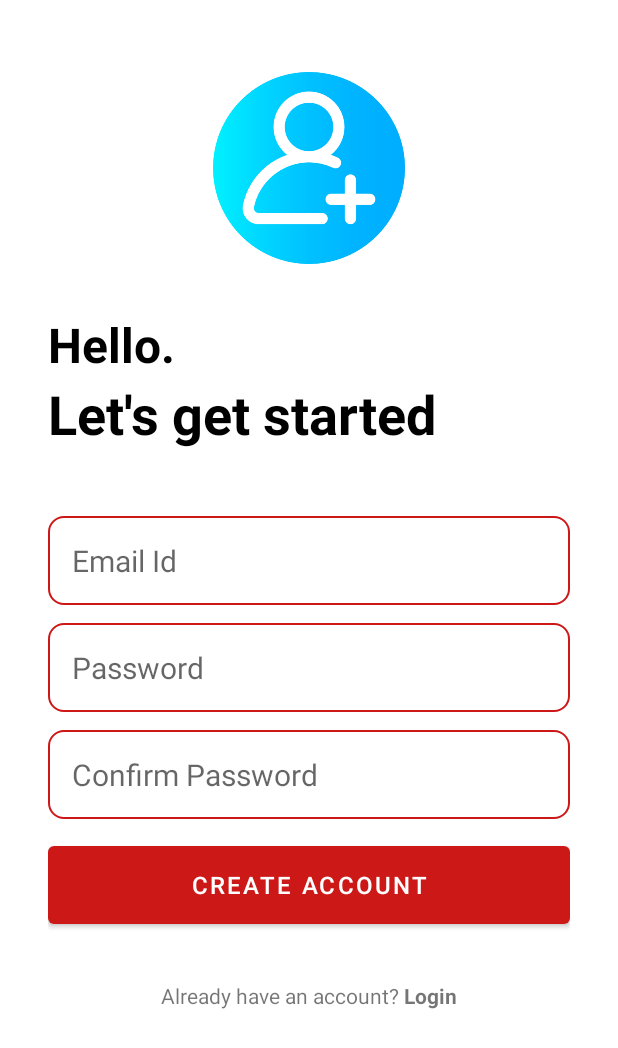
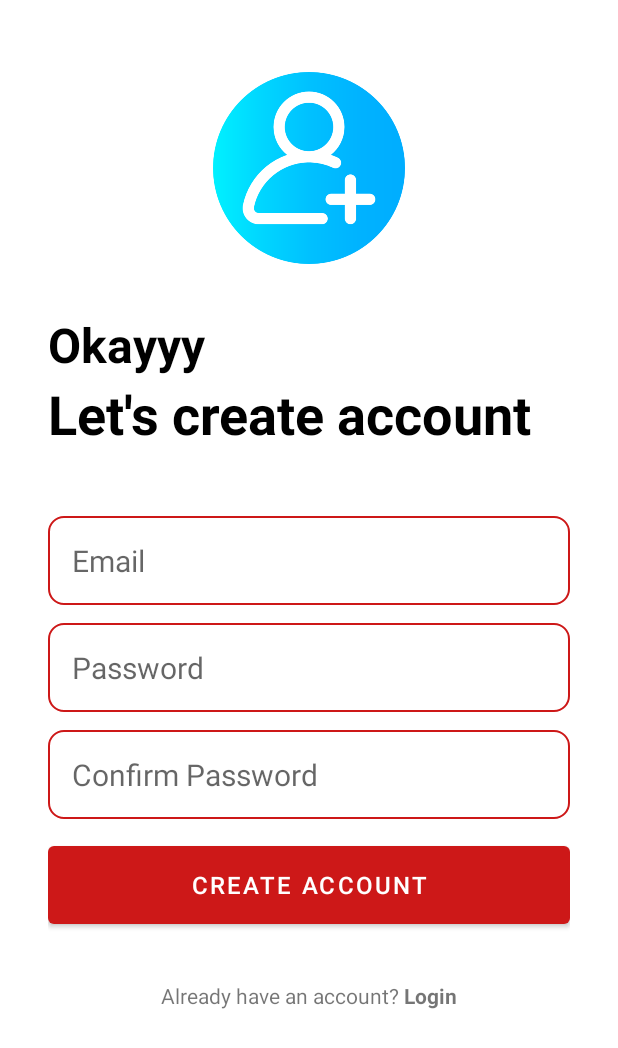
Before and after one commit to khiett/Moblie_DoAn, an Android app: the CreateAccountActivity screen opened directly, with no data from a screen before it, on a phone screen of 412 x 824 dp. Shown: the top 1048 px of the screen. Run offline under Robolectric (Android 15) with nearby library versions, the phone set to English and light mode, and no system bars; our stand-ins replace Firebase (no records; nobody signed in at launch, a user with empty details on screens opened directly).

Commit message:
edit text

```diff
--- a/NoteApp/app/src/main/res/layout/activity_create_account.xml
+++ b/NoteApp/app/src/main/res/layout/activity_create_account.xml
@@ -25,7 +25,7 @@
         <TextView
             android:layout_width="match_parent"
             android:layout_height="wrap_content"
-            android:text="Hello."
+            android:text="Okayyy"
             android:textStyle="bold"
             android:textSize="32sp"
             android:textColor="@color/black"/>
@@ -33,7 +33,7 @@
         <TextView
             android:layout_width="match_parent"
             android:layout_height="wrap_content"
-            android:text="Let's get started"
+            android:text="Let's create account"
             android:textStyle="bold"
             android:textSize="36sp"
             android:textColor="@color/black"/>
@@ -53,7 +53,7 @@
             android:layout_height="wrap_content"
             android:id="@+id/email_edit_text"
             android:inputType="textEmailAddress"
-            android:hint="Email Id"
+            android:hint="Email"
             android:textSize="20sp"
             android:background="@drawable/rounded_corner"
             android:padding="16dp"
--- a/NoteApp/app/src/main/res/layout/activity_login.xml
+++ b/NoteApp/app/src/main/res/layout/activity_login.xml
@@ -25,7 +25,7 @@
         <TextView
             android:layout_width="match_parent"
             android:layout_height="wrap_content"
-            android:text="Hello."
+            android:text="Heyyo. What's up?"
             android:textStyle="bold"
             android:textSize="32sp"
             android:textColor="@color/black"/>
@@ -53,7 +53,7 @@
             android:layout_height="wrap_content"
             android:id="@+id/email_edit_text"
             android:inputType="textEmailAddress"
-            android:hint="Email Id"
+            android:hint="Email"
             android:textSize="20sp"
             android:background="@drawable/rounded_corner"
             android:padding="16dp"
```
